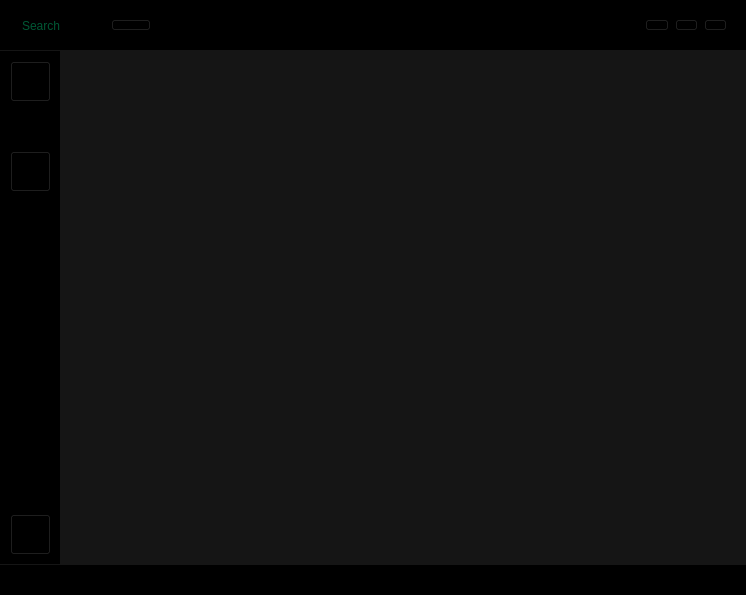
This is client/user_interface/main_window.ui in jiotich/distributed-system-project as Qt 5 draws it before an edit. The edited form follows.
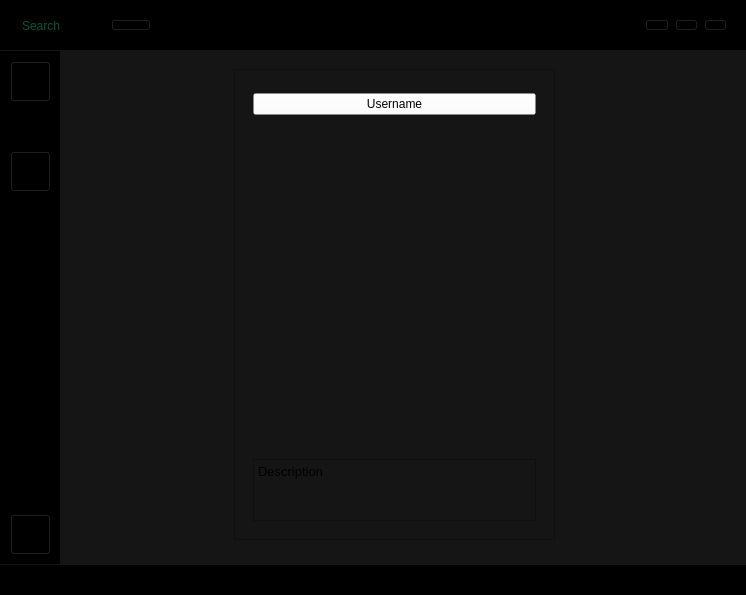
This is the edited form. Icons and pictures are not drawn.

Commit message: Posts can appear dinamically

Diff of the .ui file:
```diff
--- a/client/user_interface/main_window.ui
+++ b/client/user_interface/main_window.ui
@@ -359,9 +359,251 @@
           <enum>QFrame::Raised</enum>
          </property>
          <layout class="QHBoxLayout" name="horizontalLayout_2">
+          <property name="spacing">
+           <number>0</number>
+          </property>
+          <property name="leftMargin">
+           <number>0</number>
+          </property>
+          <property name="topMargin">
+           <number>0</number>
+          </property>
+          <property name="rightMargin">
+           <number>0</number>
+          </property>
+          <property name="bottomMargin">
+           <number>0</number>
+          </property>
           <item>
            <widget class="QStackedWidget" name="stackedWidget">
-            <widget class="QWidget" name="feed_page"/>
+            <property name="currentIndex">
+             <number>0</number>
+            </property>
+            <widget class="QWidget" name="feed_page">
+             <layout class="QVBoxLayout" name="verticalLayout_3">
+              <property name="spacing">
+               <number>6</number>
+              </property>
+              <property name="leftMargin">
+               <number>6</number>
+              </property>
+              <property name="topMargin">
+               <number>6</number>
+              </property>
+              <property name="rightMargin">
+               <number>6</number>
+              </property>
+              <property name="bottomMargin">
+               <number>6</number>
+              </property>
+              <item>
+               <widget class="QScrollArea" name="scrollArea">
+                <property name="frameShape">
+                 <enum>QFrame::NoFrame</enum>
+                </property>
+                <property name="widgetResizable">
+                 <bool>true</bool>
+                </property>
+                <widget class="QWidget" name="scrollAreaWidgetContents">
+                 <property name="geometry">
+                  <rect>
+                   <x>0</x>
+                   <y>0</y>
+                   <width>674</width>
+                   <height>501</height>
+                  </rect>
+                 </property>
+                 <layout class="QGridLayout" name="gridLayout">
+                  <property name="leftMargin">
+                   <number>6</number>
+                  </property>
+                  <property name="topMargin">
+                   <number>6</number>
+                  </property>
+                  <property name="rightMargin">
+                   <number>20</number>
+                  </property>
+                  <item row="0" column="0">
+                   <widget class="QFrame" name="post_frame">
+                    <property name="maximumSize">
+                     <size>
+                      <width>16777215</width>
+                      <height>700</height>
+                     </size>
+                    </property>
+                    <property name="frameShape">
+                     <enum>QFrame::NoFrame</enum>
+                    </property>
+                    <property name="frameShadow">
+                     <enum>QFrame::Raised</enum>
+                    </property>
+                    <layout class="QHBoxLayout" name="horizontalLayout_6">
+                     <property name="leftMargin">
+                      <number>6</number>
+                     </property>
+                     <property name="topMargin">
+                      <number>6</number>
+                     </property>
+                     <item>
+                      <widget class="QFrame" name="frame_7">
+                       <property name="minimumSize">
+                        <size>
+                         <width>150</width>
+                         <height>0</height>
+                        </size>
+                       </property>
+                       <property name="maximumSize">
+                        <size>
+                         <width>150</width>
+                         <height>16777215</height>
+                        </size>
+                       </property>
+                       <property name="frameShape">
+                        <enum>QFrame::NoFrame</enum>
+                       </property>
+                       <property name="frameShadow">
+                        <enum>QFrame::Raised</enum>
+                       </property>
+                      </widget>
+                     </item>
+                     <item>
+                      <widget class="QFrame" name="post_main_frame">
+                       <property name="maximumSize">
+                        <size>
+                         <width>700</width>
+                         <height>16777215</height>
+                        </size>
+                       </property>
+                       <property name="frameShape">
+                        <enum>QFrame::StyledPanel</enum>
+                       </property>
+                       <property name="frameShadow">
+                        <enum>QFrame::Raised</enum>
+                       </property>
+                       <layout class="QVBoxLayout" name="verticalLayout_4">
+                        <item>
+                         <widget class="QFrame" name="post_user_frame">
+                          <property name="maximumSize">
+                           <size>
+                            <width>16777215</width>
+                            <height>50</height>
+                           </size>
+                          </property>
+                          <property name="frameShape">
+                           <enum>QFrame::NoFrame</enum>
+                          </property>
+                          <property name="frameShadow">
+                           <enum>QFrame::Raised</enum>
+                          </property>
+                          <layout class="QVBoxLayout" name="verticalLayout_6">
+                           <item>
+                            <widget class="QPushButton" name="pushButton">
+                             <property name="styleSheet">
+                              <string notr="true">background-color: rgba(255, 255, 255, 0);</string>
+                             </property>
+                             <property name="text">
+                              <string>Username</string>
+                             </property>
+                             <property name="icon">
+                              <iconset resource="images.qrc">
+                               <normaloff>:/images/images/user.png</normaloff>:/images/images/user.png</iconset>
+                             </property>
+                            </widget>
+                           </item>
+                          </layout>
+                         </widget>
+                        </item>
+                        <item>
+                         <widget class="QFrame" name="post_image_frame">
+                          <property name="minimumSize">
+                           <size>
+                            <width>0</width>
+                            <height>300</height>
+                           </size>
+                          </property>
+                          <property name="maximumSize">
+                           <size>
+                            <width>16777215</width>
+                            <height>800</height>
+                           </size>
+                          </property>
+                          <property name="layoutDirection">
+                           <enum>Qt::LeftToRight</enum>
+                          </property>
+                          <property name="styleSheet">
+                           <string notr="true">image: url(:/images/images/picture.png);</string>
+                          </property>
+                          <property name="frameShape">
+                           <enum>QFrame::NoFrame</enum>
+                          </property>
+                          <property name="frameShadow">
+                           <enum>QFrame::Raised</enum>
+                          </property>
+                         </widget>
+                        </item>
+                        <item>
+                         <widget class="QFrame" name="post_description_frame">
+                          <property name="maximumSize">
+                           <size>
+                            <width>16777215</width>
+                            <height>80</height>
+                           </size>
+                          </property>
+                          <property name="frameShape">
+                           <enum>QFrame::NoFrame</enum>
+                          </property>
+                          <property name="frameShadow">
+                           <enum>QFrame::Raised</enum>
+                          </property>
+                          <layout class="QVBoxLayout" name="verticalLayout_5">
+                           <item>
+                            <widget class="QTextBrowser" name="textBrowser">
+                             <property name="html">
+                              <string>&lt;!DOCTYPE HTML PUBLIC &quot;-//W3C//DTD HTML 4.0//EN&quot; &quot;http://www.w3.org/TR/REC-html40/strict.dtd&quot;&gt;
+&lt;html&gt;&lt;head&gt;&lt;meta name=&quot;qrichtext&quot; content=&quot;1&quot; /&gt;&lt;style type=&quot;text/css&quot;&gt;
+p, li { white-space: pre-wrap; }
+&lt;/style&gt;&lt;/head&gt;&lt;body style=&quot; font-family:'Noto Sans'; font-size:10pt; font-weight:400; font-style:normal;&quot;&gt;
+&lt;p style=&quot; margin-top:0px; margin-bottom:0px; margin-left:0px; margin-right:0px; -qt-block-indent:0; text-indent:0px;&quot;&gt;Description&lt;/p&gt;&lt;/body&gt;&lt;/html&gt;</string>
+                             </property>
+                            </widget>
+                           </item>
+                          </layout>
+                         </widget>
+                        </item>
+                       </layout>
+                      </widget>
+                     </item>
+                     <item>
+                      <widget class="QFrame" name="frame_9">
+                       <property name="minimumSize">
+                        <size>
+                         <width>150</width>
+                         <height>0</height>
+                        </size>
+                       </property>
+                       <property name="maximumSize">
+                        <size>
+                         <width>150</width>
+                         <height>16777215</height>
+                        </size>
+                       </property>
+                       <property name="frameShape">
+                        <enum>QFrame::NoFrame</enum>
+                       </property>
+                       <property name="frameShadow">
+                        <enum>QFrame::Raised</enum>
+                       </property>
+                      </widget>
+                     </item>
+                    </layout>
+                   </widget>
+                  </item>
+                 </layout>
+                </widget>
+               </widget>
+              </item>
+             </layout>
+            </widget>
             <widget class="QWidget" name="profile_page"/>
             <widget class="QWidget" name="publish_page"/>
             <widget class="QWidget" name="search_page"/>
```
The commit also changes 2 other files.
